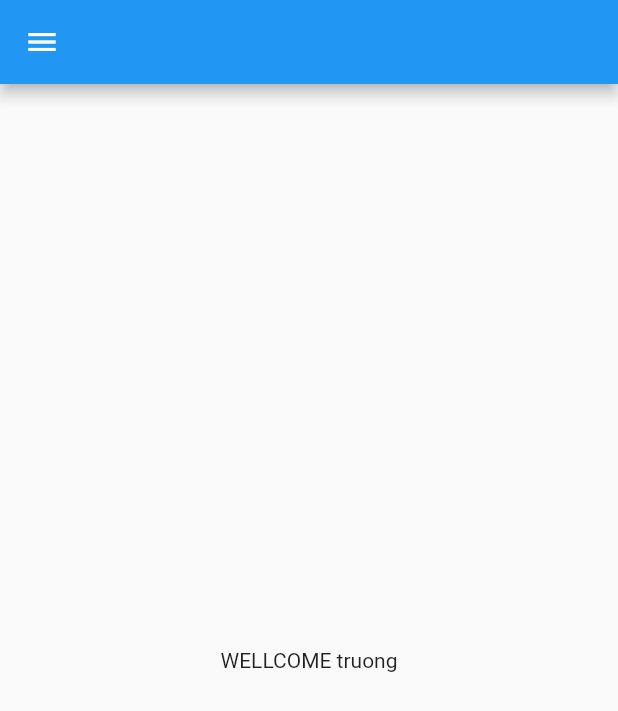
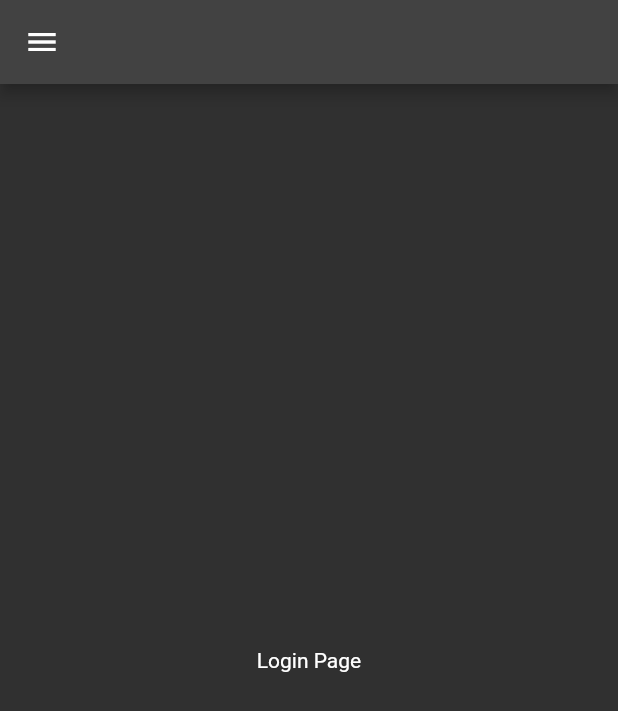
Before and after one commit to MinhTruongHMT/master_fluter_app, a Flutter app: the screen it shows after launch, on a phone screen of 412 x 824 dp. Shown: the top 711 px of the screen. Run offline on Flutter 3.47's test engine with Material 2 defaults, Android fonts, the phone set to English and light mode, and no system bars.

Commit message:
add dart thame and routers

```diff
--- /dev/null
+++ b/lib/login_page.dart
@@ -0,0 +1,18 @@
+import 'package:flutter/material.dart';
+
+class loginPage extends StatelessWidget {
+  const loginPage({super.key});
+  final name = "truong";
+  @override
+  Widget build(BuildContext context) {
+    return Scaffold(
+      appBar: AppBar(), //AppBar
+      body: Center(
+        child: Center(
+          child: Text("Login Page"),
+        ),
+      ),
+      drawer: const Drawer(), //Drawer
+    );
+  }
+}
--- a/lib/main.dart
+++ b/lib/main.dart
@@ -1,16 +1,26 @@
 import 'package:flutter/material.dart';
 import 'package:master_flutter_app/home_page.dart';
+import 'package:master_flutter_app/login_page.dart';
 
 void main() {
   runApp(const MyApp());
 }
+
 class MyApp extends StatelessWidget {
   const MyApp({super.key});
 
   @override
   Widget build(BuildContext context) {
-    return const MaterialApp(
-      home:HomePage(),
+    return MaterialApp(
+      debugShowCheckedModeBanner: false,
+      themeMode: ThemeMode.dark,
+      darkTheme: ThemeData(brightness: Brightness.dark),
+      initialRoute: "/login",
+      routes: {
+        "/": (context) => const loginPage(),
+        "/home": (context) => const HomePage(),
+        "/login": (context) => const loginPage()
+      },
     );
   }
 }
```
